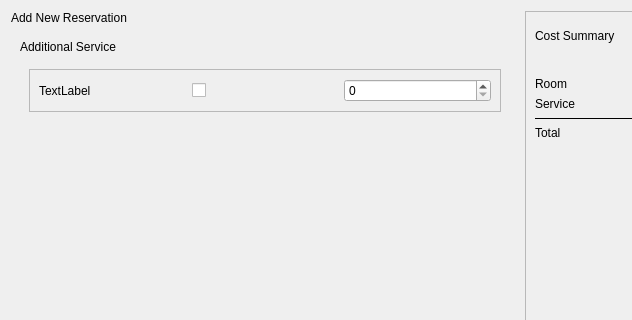
xbryan25/hotel-management-system, file ui_files/new_reservation_dialog.ui: the form before one commit; both pictures show x 0 to 632 and y 0 to 320 of the 790 by 502 pixel window.
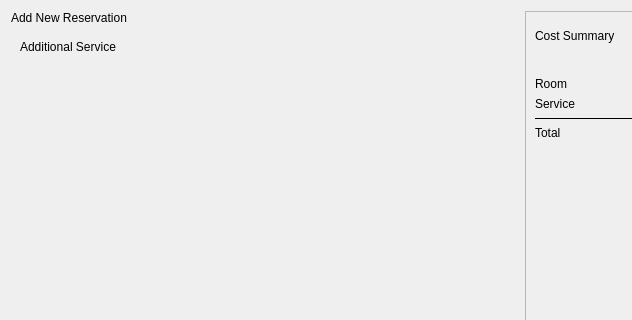
The form after the commit. The open tabs and pages were chosen to show the change.

Commit message: feat(add_reservation): add ServicesModel and dynamically generate frames for each service

The edit to the form file:
```diff
--- a/ui_files/new_reservation_dialog.ui
+++ b/ui_files/new_reservation_dialog.ui
@@ -426,53 +426,7 @@
             <height>422</height>
            </rect>
           </property>
-          <layout class="QGridLayout" name="gridLayout_6">
-           <item row="0" column="0" colspan="2">
-            <widget class="QFrame" name="temp_frame">
-             <property name="frameShape">
-              <enum>QFrame::StyledPanel</enum>
-             </property>
-             <property name="frameShadow">
-              <enum>QFrame::Raised</enum>
-             </property>
-             <layout class="QHBoxLayout" name="horizontalLayout_2">
-              <item>
-               <widget class="QLabel" name="temp_label">
-                <property name="text">
-                 <string>TextLabel</string>
-                </property>
-               </widget>
-              </item>
-              <item>
-               <widget class="QCheckBox" name="temp_checkbox">
-                <property name="cursor">
-                 <cursorShape>PointingHandCursor</cursorShape>
-                </property>
-                <property name="text">
-                 <string/>
-                </property>
-               </widget>
-              </item>
-              <item>
-               <widget class="QSpinBox" name="temp_spinbox"/>
-              </item>
-             </layout>
-            </widget>
-           </item>
-           <item row="1" column="0">
-            <spacer name="vs_3">
-             <property name="orientation">
-              <enum>Qt::Vertical</enum>
-             </property>
-             <property name="sizeHint" stdset="0">
-              <size>
-               <width>20</width>
-               <height>40</height>
-              </size>
-             </property>
-            </spacer>
-           </item>
-          </layout>
+          <layout class="QGridLayout" name="services_scroll_area_grid_layout"/>
          </widget>
         </widget>
        </item>
```
Left out of the diff: 9 changed lines with no effect on the pictures. The commit also changes 5 other files.
